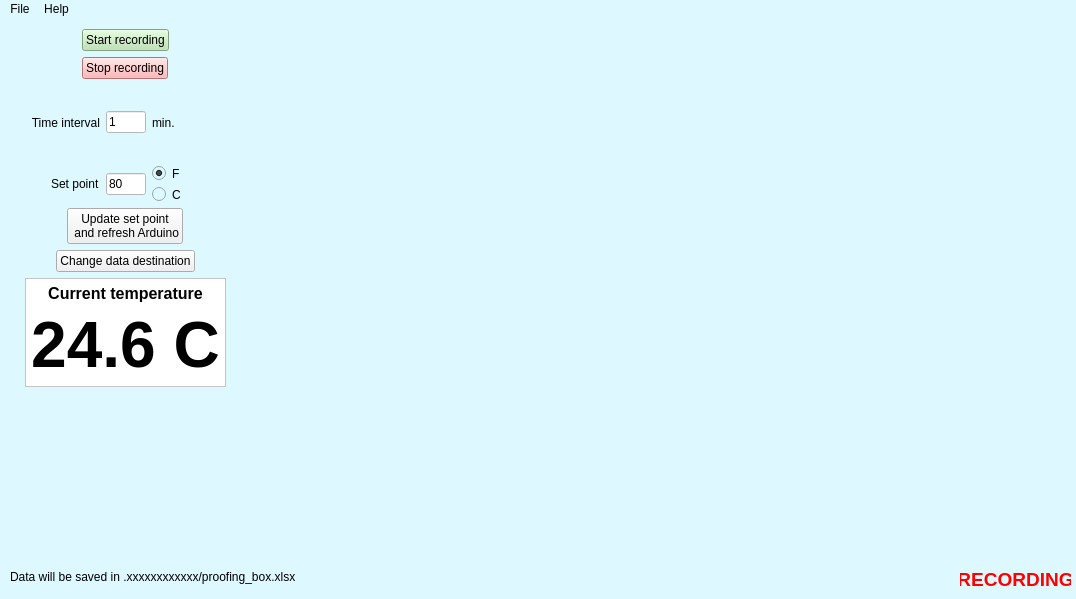
Old version of the form prooferator.ui in the repository jabezmcc/Prooferator.
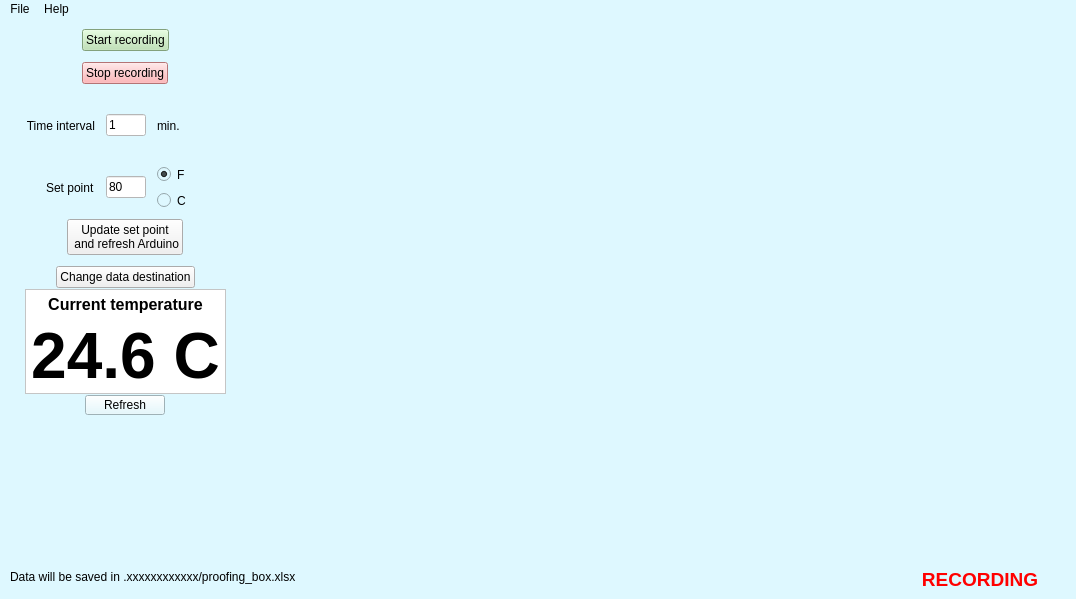
New version of the form. Icons and pictures are not drawn.

The edit to the form file:
```diff
--- a/prooferator.ui
+++ b/prooferator.ui
@@ -56,10 +56,13 @@
       <x>10</x>
       <y>10</y>
       <width>231</width>
-      <height>358</height>
+      <height>386</height>
      </rect>
     </property>
     <layout class="QVBoxLayout" name="verticalLayout_5">
+     <property name="spacing">
+      <number>11</number>
+     </property>
      <item>
       <layout class="QVBoxLayout" name="verticalLayout">
        <item alignment="Qt::AlignHCenter">
@@ -231,7 +234,10 @@
       </layout>
      </item>
      <item>
-      <layout class="QVBoxLayout" name="verticalLayout_3">
+      <layout class="QVBoxLayout" name="verticalLayout_3" stretch="0,0,0">
+       <property name="spacing">
+        <number>1</number>
+       </property>
        <property name="leftMargin">
         <number>10</number>
        </property>
@@ -288,7 +294,7 @@
            <number>5</number>
           </property>
           <property name="bottomMargin">
-           <number>5</number>
+           <number>1</number>
           </property>
           <item>
            <layout class="QVBoxLayout" name="verticalLayout_7">
@@ -335,6 +341,19 @@
          </layout>
         </widget>
        </item>
+       <item alignment="Qt::AlignHCenter|Qt::AlignVCenter">
+        <widget class="QPushButton" name="refreshTemp">
+         <property name="maximumSize">
+          <size>
+           <width>100</width>
+           <height>20</height>
+          </size>
+         </property>
+         <property name="text">
+          <string>Refresh</string>
+         </property>
+        </widget>
+       </item>
       </layout>
      </item>
     </layout>
@@ -356,9 +375,9 @@
     <property name="geometry">
      <rect>
       <x>10</x>
-      <y>380</y>
+      <y>400</y>
       <width>231</width>
-      <height>151</height>
+      <height>131</height>
      </rect>
     </property>
     <property name="text">
@@ -388,12 +407,18 @@
    <widget class="QLabel" name="rec_label">
     <property name="geometry">
      <rect>
-      <x>960</x>
+      <x>880</x>
       <y>550</y>
-      <width>111</width>
+      <width>200</width>
       <height>21</height>
      </rect>
     </property>
+    <property name="minimumSize">
+     <size>
+      <width>100</width>
+      <height>0</height>
+     </size>
+    </property>
     <property name="font">
      <font>
       <pointsize>14</pointsize>
```
Left out of the diff: 2 changed lines with no effect on the pictures.
